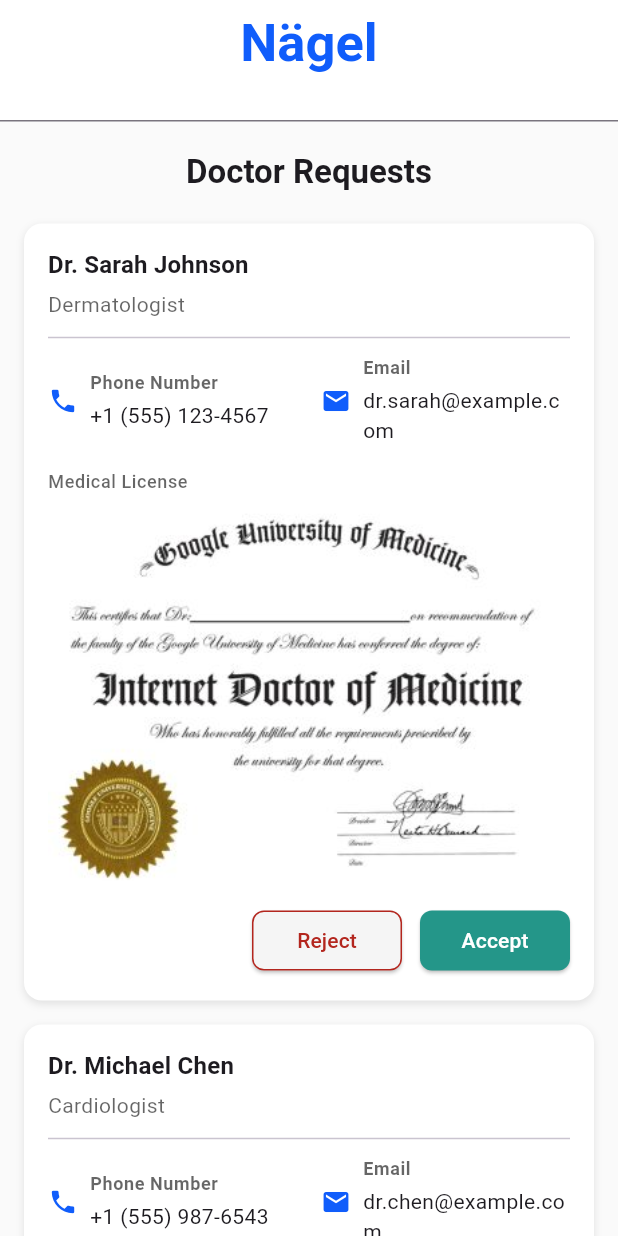
After one commit to Mo277210/final_year_project, a Flutter app: the AdminHomePage screen opened directly, on a phone screen of 412 x 824 dp. The commit adds this screen. Run offline on Flutter 3.47's test engine with Material 3 defaults, Android fonts, the phone set to English and light mode, and no system bars; our stand-ins replace file_picker, flutter_rating_bar; Roboto replaces fonts that are missing (Inter Tight).

Commit message:
admin home page screen

```diff
--- /dev/null
+++ b/lib/homePageAdmin/adminhomepage.dart
@@ -0,0 +1,278 @@
+import 'package:flutter/material.dart';
+
+class AdminHomePage extends StatelessWidget {
+  @override
+  Widget build(BuildContext context) {
+    return Scaffold(
+      appBar: PreferredSize(
+        preferredSize: Size.fromHeight(80), // Increase AppBar height
+        child: AppBar(
+          backgroundColor: Colors.white,
+          automaticallyImplyLeading: false,
+          title: Text(
+            'Nägel',
+            style: Theme.of(context).textTheme.headlineMedium?.copyWith(
+              fontFamily: 'Inter Tight',
+              color: Color(0xFF105DFB),
+              fontWeight: FontWeight.bold,
+              fontSize: 35,
+            ),
+          ),
+          actions: [],
+          centerTitle: true,
+          elevation: 0,
+        ),
+      ),
+      body: Container(
+        color: Colors.grey[50], // Set background color for the entire page
+        child: Column(
+          mainAxisSize: MainAxisSize.max,
+          children: [
+            Container(
+              width: double.infinity,
+              height: 1,
+              color: Theme.of(context).dividerColor,
+            ),
+            Expanded(
+              child: SingleChildScrollView(
+                child: Column(
+                  mainAxisSize: MainAxisSize.max,
+                  children: [
+                    Padding(
+                      padding: EdgeInsets.symmetric(horizontal: 16, vertical: 20),
+                      child: Text(
+                        'Doctor Requests',
+                        style: Theme.of(context).textTheme.titleLarge?.copyWith(
+                          fontFamily: 'Inter Tight',
+                          fontWeight: FontWeight.w600,
+                        ),
+                      ),
+                    ),
+                    ListView(
+                      padding: EdgeInsets.zero,
+                      shrinkWrap: true,
+                      physics: NeverScrollableScrollPhysics(),
+                      children: [
+                        _buildDoctorCard(
+                          context,
+                          name: 'Dr. Sarah Johnson',
+                          specialty: 'Dermatologist',
+                          phone: '+1 (555) 123-4567',
+                          email: 'dr.sarah@example.com',
+                          image: 'assets/google-school-of-medicine.jpg',
+                        ),
+                        SizedBox(height: 16),
+                        _buildDoctorCard(
+                          context,
+                          name: 'Dr. Michael Chen',
+                          specialty: 'Cardiologist',
+                          phone: '+1 (555) 987-6543',
+                          email: 'dr.chen@example.com',
+                          image: 'assets/Dr-Ordog-California-Medical-License-first-in-1980-finished-2018.png',
+                        ),
+                        SizedBox(height: 16),
+                        _buildDoctorCard(
+                          context,
+                          name: 'Dr. Emily Rodriguez',
+                          specialty: 'Neurologist',
+                          phone: '+1 (555) 456-7890',
+                          email: 'dr.rodriguez@example.com',
+                          image: 'assets/google-school-of-medicine.jpg',
+                        ),
+                      ],
+                    ),
+                  ],
+                ),
+              ),
+            ),
+          ],
+        ),
+      ),
+    );
+  }
+
+  Widget _buildDoctorCard(
+      BuildContext context, {
+        required String name,
+        required String specialty,
+        required String phone,
+        required String email,
+        required String image,
+      }) {
+    return Container(
+      width: double.infinity,
+      margin: EdgeInsets.symmetric(horizontal: 16),
+      decoration: BoxDecoration(
+        color: Colors.white, // White background for the card
+        borderRadius: BorderRadius.circular(12),
+        boxShadow: [
+          BoxShadow(
+            blurRadius: 4,
+            color: Colors.black.withOpacity(0.1),
+            offset: Offset(0, 2),
+          ),
+        ],
+      ),
+      child: Padding(
+        padding: EdgeInsets.all(16),
+        child: Column(
+          crossAxisAlignment: CrossAxisAlignment.start,
+          children: [
+            Row(
+              mainAxisAlignment: MainAxisAlignment.spaceBetween,
+              children: [
+                Expanded(
+                  child: Column(
+                    crossAxisAlignment: CrossAxisAlignment.start,
+                    children: [
+                      Text(
+                        name,
+                        style: Theme.of(context).textTheme.titleMedium?.copyWith(
+                          fontFamily: 'Inter Tight',
+                          fontWeight: FontWeight.w600,
+                        ),
+                      ),
+                      SizedBox(height: 4),
+                      Text(
+                        specialty,
+                        style: Theme.of(context).textTheme.bodyMedium?.copyWith(
+                          color: Theme.of(context).hintColor,
+                        ),
+                      ),
+                    ],
+                  ),
+                ),
+              ],
+            ),
+            Divider(height: 24, thickness: 1),
+            Row(
+              children: [
+                Expanded(
+                  child: Row(
+                    children: [
+                      Icon(Icons.phone, size: 20, color: Color(0xFF105DFB)), // Phone icon
+                      SizedBox(width: 8),
+                      Expanded(
+                        child: Column(
+                          crossAxisAlignment: CrossAxisAlignment.start,
+                          children: [
+                            Text(
+                              'Phone Number',
+                              style: Theme.of(context).textTheme.bodySmall?.copyWith(
+                                color: Theme.of(context).hintColor,
+                                fontWeight:  FontWeight.bold,
+
+                              ),
+                            ),
+                            SizedBox(height: 4),
+                            Text(
+                              phone,
+                              style: Theme.of(context).textTheme.bodyMedium,
+                            ),
+                          ],
+                        ),
+                      ),
+                    ],
+                  ),
+                ),
+                SizedBox(width: 16), // Reduced spacing
+                Expanded(
+                  child: Row(
+                    children: [
+                      Icon(Icons.email, size: 20, color:Color(0xFF105DFB)), // Email icon
+                      SizedBox(width: 8),
+                      Expanded(
+                        child: Column(
+                          crossAxisAlignment: CrossAxisAlignment.start,
+                          children: [
+                            Text(
+                              'Email',
+                              style: Theme.of(context).textTheme.bodySmall?.copyWith(
+                                color: Theme.of(context).hintColor,
+                                fontWeight:  FontWeight.bold,
+
+                              ),
+                            ),
+                            SizedBox(height: 4),
+                            Text(
+                              email,
+                              style: Theme.of(context).textTheme.bodyMedium,
+                            ),
+                          ],
+                        ),
+                      ),
+                    ],
+                  ),
+                ),
+              ],
+            ),
+            SizedBox(height: 16),
+            Text(
+              'Medical License',
+              style: Theme.of(context).textTheme.bodySmall?.copyWith(
+                color: Theme.of(context).hintColor,
+                fontWeight: FontWeight.w500,
+              ),
+            ),
+            SizedBox(height: 8),
+            ClipRRect(
+              borderRadius: BorderRadius.circular(8),
+              child: Image.asset(
+                image, // Use the asset image
+                width: double.infinity,
+                height: 250, // Increase image height
+                fit: BoxFit.cover,
+              ),
+            ),
+            SizedBox(height: 16),
+            Row(
+              mainAxisAlignment: MainAxisAlignment.end,
+              children: [
+                ElevatedButton(
+                  onPressed: () {
+                    print('Reject pressed');
+                  },
+                  style: ElevatedButton.styleFrom(
+                    backgroundColor: Color(0xFFF5F5F5),
+                    foregroundColor: Theme.of(context).colorScheme.error,
+                    side: BorderSide(
+                      color: Theme.of(context).colorScheme.error,
+                      width: 1,
+                    ),
+                    shape: RoundedRectangleBorder(
+                      borderRadius: BorderRadius.circular(8),
+                    ),
+                    minimumSize: Size(100, 40),
+                  ),
+                  child: Text('Reject'),
+                ),
+                SizedBox(width: 12),
+                ElevatedButton(
+                  onPressed: () {
+                    print('Accept pressed');
+                  },
+                  style: ElevatedButton.styleFrom(
+                    backgroundColor: Color(0xFF249689),
+                    foregroundColor: Colors.white,
+                    shape: RoundedRectangleBorder(
+                      borderRadius: BorderRadius.circular(8),
+                    ),
+                    minimumSize: Size(100, 40),
+                  ),
+                  child: Text('Accept'),
+                ),
+              ],
+            ),
+          ],
+        ),
+      ),
+    );
+  }
+}
+
+void main() {
+  runApp(MaterialApp(
+    debugShowCheckedModeBanner: false,
+    home: AdminHomePage(),
+  ));
+}
--- a/lib/homePagePatient/homePagePatient.dart
+++ b/lib/homePagePatient/homePagePatient.dart
@@ -3,60 +3,12 @@
 import 'package:collogefinalpoject/homePagePatient/setting_Patient_Page.dart';
 import 'package:flutter/cupertino.dart';
 import 'package:flutter/material.dart';
+
 import 'doctor_sreach_page.dart';
 import 'information_nail.dart';
 
-class Homepagepatient extends StatefulWidget {
+class Homepagepatient extends StatelessWidget {
   const Homepagepatient({super.key});
-
-  @override
-  _HomepagepatientState createState() => _HomepagepatientState();
-}
-
-class _HomepagepatientState extends State<Homepagepatient> {
-  int _currentIndex = 0;
-  bool _isLoading = true;
-  List<bool> _isPageLoaded = [false, false, false, false, false];
-
-  final List<Widget> _pages = [
-     Nagelimage(),
-     Historypage(),
-     DoctorSearchPage(),
-     InformationNail(),
-     SettingPatientPage(),
-  ];
-
-  final List<int> _loadingTimes = [3, 0, 0, 4, 0];
-
-  @override
-  void initState() {
-    super.initState();
-    Future.delayed(Duration(seconds: _loadingTimes[0]), () {
-      setState(() {
-        _isLoading = false;
-        _isPageLoaded[0] = true;
-      });
-    });
-  }
-
-  void _onTabTapped(int index) {
-    if (_isPageLoaded[index]) {
-      setState(() {
-        _currentIndex = index;
-      });
-    } else {
-      setState(() {
-        _isLoading = true;
-        _currentIndex = index;
-      });
-      Future.delayed(Duration(seconds: _loadingTimes[index]), () {
-        setState(() {
-          _isLoading = false;
-          _isPageLoaded[index] = true;
-        });
-      });
-    }
-  }
 
   @override
   Widget build(BuildContext context) {
@@ -82,11 +34,10 @@
                 ),
               ],
             ),
-            bottom: TabBar(
+            bottom: const TabBar(
               indicatorColor: Colors.blue,
               indicatorWeight: 5,
-              onTap: _onTabTapped,
-              tabs: const [
+              tabs: [
                 Tab(icon: Icon(Icons.image_search, color: Colors.black)),
                 Tab(
                     icon: ImageIcon(
@@ -104,14 +55,27 @@
         ),
         body: Container(
           color: Colors.white,
-          child: _isLoading
-              ? const Center(child: CircularProgressIndicator())
-              : _pages[_currentIndex],
+          child: TabBarView(
+            children: [
+              Nagelimage(),
+              Historypage(),
+              DoctorSearchPage(),
+              InformationNail(),
+              SettingPatientPage(),
+            ],
+          ),
         ),
       ),
     );
   }
 }
+
+Widget buildpage(String text) => Center(
+  child: Text(
+    text,
+    style: const TextStyle(fontSize: 20),
+  ),
+);
 
 void main() {
   runApp(const MaterialApp(
--- a/lib/login/loginScreenAdmin.dart
+++ b/lib/login/loginScreenAdmin.dart
@@ -1,6 +1,7 @@
 import 'package:flutter/cupertino.dart';
 import 'package:flutter/material.dart';
 
+import '../homePageAdmin/adminhomepage.dart';
 import '../signup/nagelupbar.dart';
 import 'loginScreenPatient.dart';
 
@@ -34,11 +35,17 @@
     await Future.delayed(const Duration(seconds: 2));
 
     // Check login credentials (dummy logic)
-    if (_emailController.text == "admin@example.com" &&
+    if (_emailController.text == "admin@gmail.com" &&
         _passwordController.text == "Admin@123") {
       // Successful login
       print("Login successful");
-      // Navigate to the next screen or perform other actions
+      Navigator.push(
+        context,
+        MaterialPageRoute(
+            builder: (context) =>
+                AdminHomePage ()),
+      );
+
     } else {
       setState(() {
         _errorMessage = "Invalid email or password";
```
Also changed, not shown: assets/Dr-Ordog-California-Medical-License-first-in-1980-finished-2018.png (added), assets/google-school-of-medicine.jpg (added).
